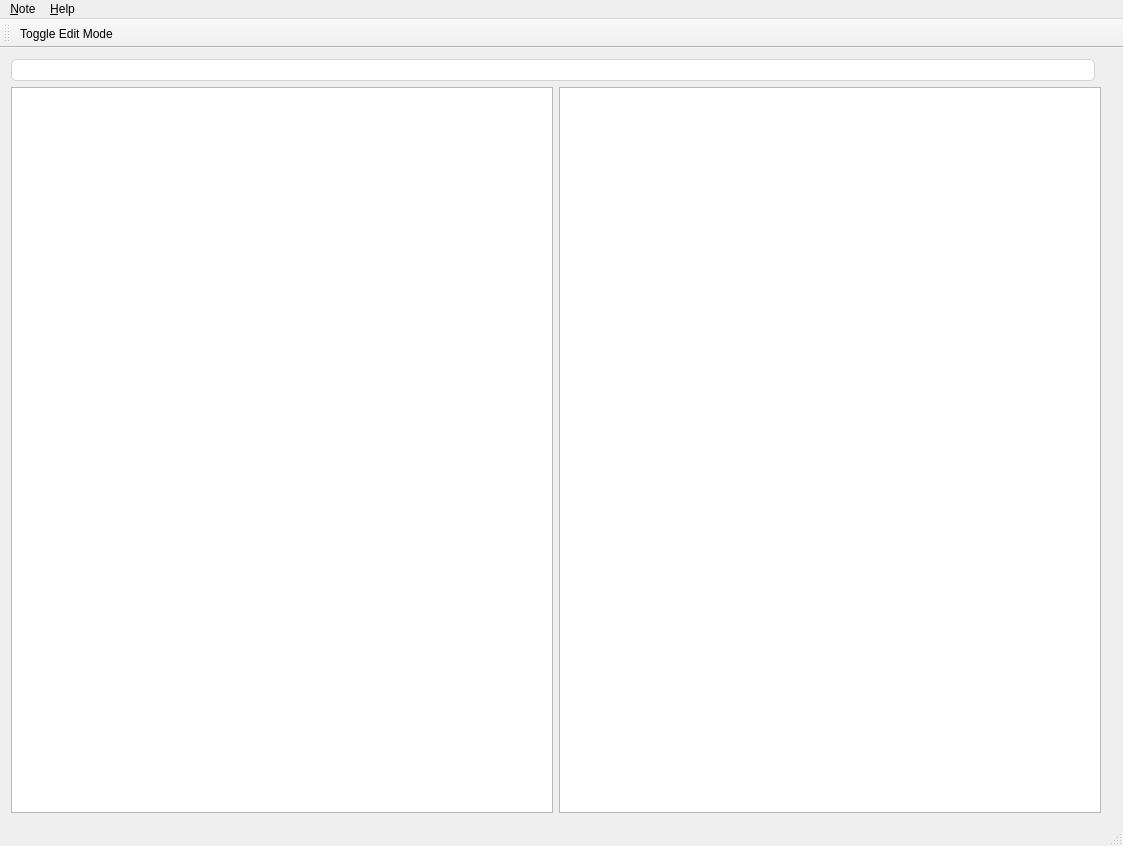
Qt form src/mainwindow.ui (pbek/QOwnNotes) before a commit.
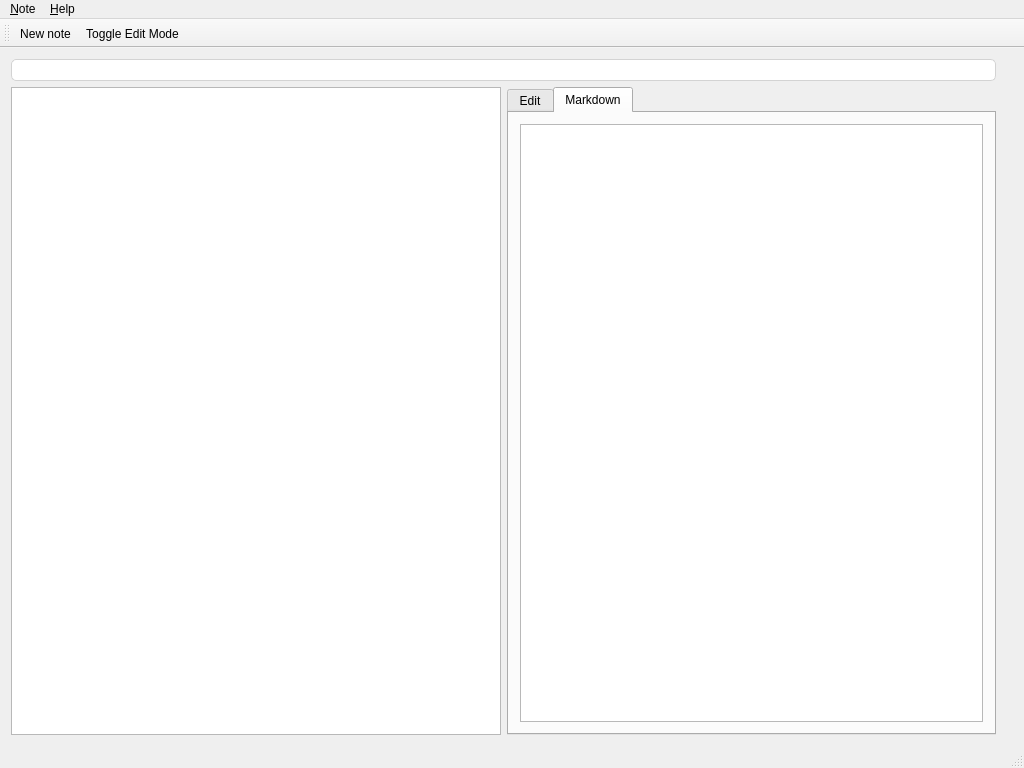
The same form after that commit. The open tabs and pages were chosen to show the change. Icons and pictures are not drawn.

Commit message: introducing markdown preview of notes, added a toolbar, added a lot of icons, did some fixing

Diff of the .ui file:
```diff
--- a/src/mainwindow.ui
+++ b/src/mainwindow.ui
@@ -6,8 +6,8 @@
    <rect>
     <x>0</x>
     <y>0</y>
-    <width>1123</width>
-    <height>846</height>
+    <width>1024</width>
+    <height>768</height>
    </rect>
   </property>
   <property name="windowTitle">
@@ -37,7 +37,20 @@
        <number>6</number>
       </property>
       <item row="1" column="1">
+       <widget class="QTabWidget" name="noteTabWidget">
+        <property name="currentIndex">
+         <number>0</number>
+        </property>
+        <widget class="QWidget" name="editTab">
+         <attribute name="title">
+          <string>Edit</string>
+         </attribute>
+         <layout class="QGridLayout" name="gridLayout_2">
+          <item row="0" column="0">
        <widget class="QTextEdit" name="noteTextEdit">
+            <property name="enabled">
+             <bool>true</bool>
+            </property>
         <property name="styleSheet">
          <string notr="true">* {
 /*	border: 1px solid inherit;*/
@@ -56,6 +69,30 @@
         </property>
        </widget>
       </item>
+         </layout>
+        </widget>
+        <widget class="QWidget" name="viewTab">
+         <attribute name="title">
+          <string>Markdown</string>
+         </attribute>
+         <layout class="QGridLayout" name="gridLayout_3">
+          <item row="0" column="0">
+           <widget class="QTextEdit" name="noteTextView">
+            <property name="enabled">
+             <bool>true</bool>
+            </property>
+            <property name="readOnly">
+             <bool>true</bool>
+            </property>
+            <property name="acceptRichText">
+             <bool>false</bool>
+            </property>
+           </widget>
+          </item>
+         </layout>
+        </widget>
+       </widget>
+      </item>
       <item row="1" column="0">
        <widget class="QListWidget" name="notesListWidget">
         <property name="styleSheet">
@@ -66,7 +103,7 @@
         </property>
        </widget>
       </item>
-      <item row="0" column="0" colspan="2">
+      <item row="0" column="0" colspan="3">
        <widget class="QLineEdit" name="searchLineEdit">
         <property name="toolTip">
          <string>&lt;html&gt;&lt;head/&gt;&lt;body&gt;&lt;p&gt;search for notes or create new notes by entering text and pressing return&lt;/p&gt;&lt;/body&gt;&lt;/html&gt;</string>
@@ -94,7 +131,7 @@
     <rect>
      <x>0</x>
      <y>0</y>
-     <width>1123</width>
+     <width>1024</width>
      <height>34</height>
     </rect>
    </property>
@@ -124,8 +161,9 @@
     <enum>TopToolBarArea</enum>
    </attribute>
    <attribute name="toolBarBreak">
-    <bool>true</bool>
+    <bool>false</bool>
    </attribute>
+   <addaction name="action_Note_note"/>
    <addaction name="actionToggleEditMode"/>
   </widget>
   <widget class="QStatusBar" name="statusBar"/>
```
Left out of the diff: 29 changed lines with no effect on the pictures. Lines whose indentation alone changed are shown as unchanged. The commit also changes 23 other files.
